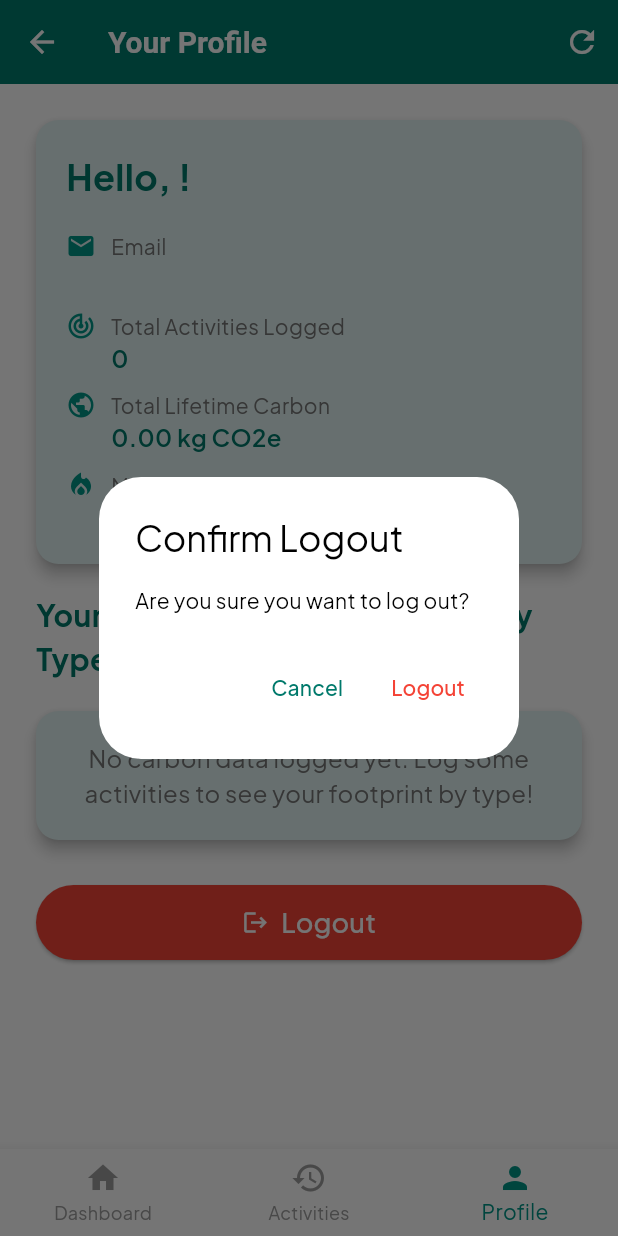
After one commit to Dayana-K-H/EcoTrack-App, a Flutter app: the HomeDashboard screen opened by its route, item 3 of the bottom bar chosen, after a tap on "Logout", on a phone screen of 412 x 824 dp. The commit adds this screen. Run offline on Flutter 3.47's test engine with Material 3 defaults, Android fonts, the phone set to English and light mode, and no system bars; our stand-ins replace firebase_auth, firebase_core, flutter_dotenv, font_awesome_flutter, google_sign_in, supabase_flutter; missing offline and left inert: flutter_secure_dotenv; accounts and stored records are empty; statements that could not run were skipped.

Commit message:
feat: Implement comprehensive User Profile View

```diff
--- a/lib/models/carbon_activity.dart
+++ b/lib/models/carbon_activity.dart
@@ -24,7 +24,7 @@ class CarbonActivity {
   });
 
   double calculateCarbonFootprint() {
-    return CarbonCalculator.calculateTotalFootprint(this);
+    return CarbonCalculator.calculateTotalCarbonForActivity(this);
   }
 
   Map<String, dynamic> toJson() {
--- a/lib/utils/carbon_calculator.dart
+++ b/lib/utils/carbon_calculator.dart
@@ -1,62 +1,54 @@
 import '../models/carbon_activity.dart';
 
 class CarbonCalculator {
-  static const Map<String, double> _transportEmissionFactors = {
-    'Car': 0.18,
-    'Motorcycle': 0.1,
-    'Public Transport': 0.05,
-  };
-  static const double _electricityEmissionFactor = 0.23;
-  static const double _wasteEmissionFactor = 0.5;
+  static const double _carEmissionFactor = 0.18;
+  static const double _motorcycleEmissionFactor = 0.08;
+  static const double _publicTransportEmissionFactor = 0.05;
+  static const double _gridElectricityEmissionFactor = 0.5;
+  static const double _wasteEmissionFactor = 0.2;
 
-  static const double _kgCo2ePerTreePerYear = 21.0;
-  static const double _kgCo2eToKgArcticIceMelted = 3.0;
-  static const double _kgCo2ePerKgCoalBurned = 2.42;
-
-  static double calculateTotalFootprint(CarbonActivity activity) {
-    double totalCarbon = 0.0;
-
-    if (activity.transportMode != 'N/A' && activity.transportDistance > 0) {
-      final transportFactor = _transportEmissionFactors[activity.transportMode] ?? 0.0;
-      totalCarbon += activity.transportDistance * transportFactor;
+  static double calculateTransportCarbon(String mode, double distance) {
+    switch (mode) {
+      case 'Car':
+        return distance * _carEmissionFactor;
+      case 'Motorcycle':
+        return distance * _motorcycleEmissionFactor;
+      case 'Public Transport':
+        return distance * _publicTransportEmissionFactor;
+      default:
+        return 0.0;
     }
-
-    if (activity.electricityUsage > 0) {
-      totalCarbon += activity.electricityUsage * _electricityEmissionFactor;
-    }
-
-    if (activity.wasteWeight > 0) {
-      totalCarbon += activity.wasteWeight * _wasteEmissionFactor;
-    }
-
-    return totalCarbon;
   }
 
-  static double calculateTransportFootprint(String mode, double distance) {
-    final factor = _transportEmissionFactors[mode] ?? 0.0;
-    return distance * factor;
+  static double calculateElectricityCarbon(double usageKWh) {
+    return usageKWh * _gridElectricityEmissionFactor;
   }
 
-  static double calculateElectricityFootprint(double usageKWh) {
-    return usageKWh * _electricityEmissionFactor;
+  static double calculateWasteCarbon(double wasteKg) {
+    return wasteKg * _wasteEmissionFactor;
   }
 
-  static double calculateWasteFootprint(double weightKg) {
-    return weightKg * _wasteEmissionFactor;
+  static double calculateTotalCarbonForActivity(CarbonActivity activity) {
+    double total = 0.0;
+    if (activity.type == CarbonActivityType.transport) {
+      total += calculateTransportCarbon(activity.transportMode, activity.transportDistance);
+    } else if (activity.type == CarbonActivityType.electricity) {
+      total += calculateElectricityCarbon(activity.electricityUsage);
+    } else if (activity.type == CarbonActivityType.waste) {
+      total += calculateWasteCarbon(activity.wasteWeight);
+    }
+    return total;
   }
 
-  static double toTreesNeeded(double totalKgCo2e) {
-    if (totalKgCo2e <= 0) return 0.0;
-    return totalKgCo2e / _kgCo2ePerTreePerYear;
+  static double toTreesNeeded(double carbonKg) {
+    return carbonKg / 22.0;
   }
 
-  static double toKgArcticIceMelted(double totalKgCo2e) {
-    if (totalKgCo2e <= 0) return 0.0;
-    return totalKgCo2e * _kgCo2eToKgArcticIceMelted;
+  static double toKgArcticIceMelted(double carbonKg) {
+    return carbonKg * 3.0;
   }
 
-  static double toKgCoalBurned(double totalKgCo2e) {
-    if (totalKgCo2e <= 0 || _kgCo2ePerKgCoalBurned == 0) return 0.0;
-    return totalKgCo2e / _kgCo2ePerKgCoalBurned;
+  static double toKgCoalBurned(double carbonKg) {
+    return carbonKg / 2.5;
   }
 }
--- a/lib/views/home_dashboard_view.dart
+++ b/lib/views/home_dashboard_view.dart
@@ -3,9 +3,9 @@ import 'package:provider/provider.dart';
 import '../view_models/auth_view_model.dart';
 import '../view_models/carbon_log_view_model.dart';
 import '../utils/carbon_calculator.dart';
-import 'auth_view.dart';
 import 'carbon_log_view.dart';
 import 'recent_activities_view.dart';
+import 'profile_view.dart';
 
 class HomeDashboard extends StatefulWidget {
   const HomeDashboard({super.key});
@@ -17,14 +17,16 @@ class HomeDashboard extends StatefulWidget {
 class _HomeDashboardState extends State<HomeDashboard> {
   int _selectedIndex = 0;
 
-  static const List<Widget> _widgetOptions = <Widget>[
-    _DashboardSummaryPage(),
-    RecentActivitiesView(),
-  ];
+  late final List<Widget> _widgetOptions;
 
   @override
   void initState() {
     super.initState();
+    _widgetOptions = <Widget>[
+      const _DashboardSummaryPage(),
+      const RecentActivitiesView(),
+      const ProfileView(),
+    ];
     WidgetsBinding.instance.addPostFrameCallback((_) {
       Provider.of<CarbonLogViewModel>(context, listen: false).fetchActivities();
     });
@@ -42,6 +44,8 @@ class _HomeDashboardState extends State<HomeDashboard> {
         return 'EcoTrack Dashboard';
       case 1:
         return 'Recent Activities';
+      case 2:
+        return 'Your Profile';
       default:
         return 'EcoTrack';
     }
@@ -49,7 +53,6 @@ class _HomeDashboardState extends State<HomeDashboard> {
 
   @override
   Widget build(BuildContext context) {
-    final authViewModel = Provider.of<AuthViewModel>(context);
     final theme = Theme.of(context);
 
     return Scaffold(
@@ -61,24 +64,12 @@ class _HomeDashboardState extends State<HomeDashboard> {
           IconButton(
             icon: const Icon(Icons.refresh),
             onPressed: () {
-              if (_selectedIndex == 1) {
+              if (_selectedIndex == 1 || _selectedIndex == 0) {
                 Provider.of<CarbonLogViewModel>(context, listen: false).fetchActivities();
-              } else {
                 ScaffoldMessenger.of(context).showSnackBar(
                   const SnackBar(content: Text('Data refreshed.')),
                 );
               }
-            },
-          ),
-          IconButton(
-            icon: const Icon(Icons.logout),
-            onPressed: () async {
-              await authViewModel.signOutUser();
-              Provider.of<CarbonLogViewModel>(context, listen: false).clearActivities();
-              if (!mounted) return;
-              Navigator.of(context).pushReplacement(
-                MaterialPageRoute(builder: (context) => const AuthView()),
-              );
             },
           ),
         ],
@@ -93,6 +84,10 @@ class _HomeDashboardState extends State<HomeDashboard> {
           BottomNavigationBarItem(
             icon: Icon(Icons.history),
             label: 'Activities',
+          ),
+          BottomNavigationBarItem(
+            icon: Icon(Icons.person),
+            label: 'Profile',
           ),
         ],
         currentIndex: _selectedIndex,
@@ -166,9 +161,11 @@ class _DashboardSummaryPage extends StatelessWidget {
 
                 if (result == true) {
                   carbonLogViewModel.fetchActivities();
-                  ScaffoldMessenger.of(context).showSnackBar(
-                    const SnackBar(content: Text('Activity logged successfully!')),
-                  );
+                  if (context.mounted) {
+                      ScaffoldMessenger.of(context).showSnackBar(
+                        const SnackBar(content: Text('Activity logged successfully!')),
+                      );
+                  }
                 }
               },
             ),
--- /dev/null
+++ b/lib/views/profile_view.dart
@@ -0,0 +1,326 @@
+import 'package:flutter/material.dart';
+import 'package:provider/provider.dart';
+
+import '../view_models/auth_view_model.dart';
+import '../view_models/carbon_log_view_model.dart';
+import '../utils/carbon_calculator.dart';
+import '../models/carbon_activity.dart';
+import 'auth_view.dart';
+
+class ProfileView extends StatefulWidget {
+  const ProfileView({super.key});
+
+  @override
+  State<ProfileView> createState() => _ProfileViewState();
+}
+
+class _ProfileViewState extends State<ProfileView> {
+  Map<CarbonActivityType, double> _carbonByType = {};
+  double _totalLifetimeCarbon = 0.0;
+  int _totalActivitiesLogged = 0;
+  String _mostCarbonIntensiveActivity = 'N/A';
+
+  @override
+  void initState() {
+    super.initState();
+    _loadChartDataAndProfileStats();
+  }
+
+  void _loadChartDataAndProfileStats() {
+    final carbonLogViewModel = Provider.of<CarbonLogViewModel>(context, listen: false);
+    final List<CarbonActivity> activities = carbonLogViewModel.activities;
+
+    Map<CarbonActivityType, double> tempCarbonByType = {
+      CarbonActivityType.transport: 0.0,
+      CarbonActivityType.electricity: 0.0,
+      CarbonActivityType.waste: 0.0,
+    };
+
+    double currentTotalLifetimeCarbon = 0.0;
+    int currentTotalActivitiesLogged = 0;
+
+    for (var activity in activities) {
+      double activityCarbon = CarbonCalculator.calculateTotalCarbonForActivity(activity);
+      tempCarbonByType[activity.type] = (tempCarbonByType[activity.type] ?? 0.0) + activityCarbon;
+      currentTotalLifetimeCarbon += activityCarbon;
+      currentTotalActivitiesLogged++;
+    }
+
+    String mostIntensive = 'N/A';
+    CarbonActivityType? maxType;
+    double maxCarbonValue = -1.0;
+
+    if (tempCarbonByType.values.any((value) => value > 0)) {
+      tempCarbonByType.forEach((type, value) {
+        if (value > maxCarbonValue) {
+          maxCarbonValue = value;
+          maxType = type;
+        }
+      });
+
+      if (maxType != null) {
+        switch (maxType!) {
+          case CarbonActivityType.transport:
+            mostIntensive = 'Transportation';
+            break;
+          case CarbonActivityType.electricity:
+            mostIntensive = 'Electricity Usage';
+            break;
+          case CarbonActivityType.waste:
+            mostIntensive = 'Waste Generation';
+            break;
+        }
+      }
+    }
+
+    setState(() {
+      _carbonByType = tempCarbonByType;
+      _totalLifetimeCarbon = currentTotalLifetimeCarbon;
+      _totalActivitiesLogged = currentTotalActivitiesLogged;
+      _mostCarbonIntensiveActivity = mostIntensive;
+    });
+  }
+
+  Future<void> _confirmLogout() async {
+    final authViewModel = Provider.of<AuthViewModel>(context, listen: false);
+    final carbonLogViewModel = Provider.of<CarbonLogViewModel>(context, listen: false);
+
+    return showDialog<void>(
+      context: context,
+      barrierDismissible: false,
+      builder: (BuildContext dialogContext) {
+        return AlertDialog(
+          title: const Text('Confirm Logout'),
+          content: const Text('Are you sure you want to log out?'),
+          actions: <Widget>[
+            TextButton(
+              child: const Text('Cancel'),
+              onPressed: () {
+                Navigator.of(dialogContext).pop();
+              },
+            ),
+            TextButton(
+              child: const Text('Logout', style: TextStyle(color: Colors.red)),
+              onPressed: () async {
+                Navigator.of(dialogContext).pop();
+                await authViewModel.signOutUser();
+                carbonLogViewModel.clearActivities();
+                if (!mounted) return;
+                Navigator.of(context).pushAndRemoveUntil(
+                  MaterialPageRoute(builder: (context) => const AuthView()),
+                  (Route<dynamic> route) => false,
+                );
+              },
+            ),
+          ],
+        );
+      },
+    );
+  }
+
+  @override
+  Widget build(BuildContext context) {
+    final authViewModel = Provider.of<AuthViewModel>(context);
+    Provider.of<CarbonLogViewModel>(context);
+    final theme = Theme.of(context);
+
+    final String displayName = authViewModel.currentUser?.displayName ??
+                               (authViewModel.currentUser?.email?.split('@')[0]) ??
+                               'User';
+    final String email = authViewModel.currentUser?.email ?? 'N/A';
+
+    double maxCarbon = _carbonByType.values.isNotEmpty
+                       ? _carbonByType.values.reduce(
+                           (value, element) => value > element ? value : element)
+                       : 1.0;
+
+    if (maxCarbon == 0.0) maxCarbon = 1.0;
+
+    return Scaffold(
+      body: SingleChildScrollView(
+        padding: const EdgeInsets.all(24.0),
+        child: Column(
+          crossAxisAlignment: CrossAxisAlignment.start,
+          children: [
+            Card(
+              margin: const EdgeInsets.only(bottom: 20.0),
+              elevation: 4,
+              shape: RoundedRectangleBorder(borderRadius: BorderRadius.circular(15)),
+              color: Colors.teal.shade50,
+              child: Padding(
+                padding: const EdgeInsets.all(20.0),
+                child: Column(
+                  crossAxisAlignment: CrossAxisAlignment.start,
+                  mainAxisSize: MainAxisSize.min,
+                  children: [
+                    Text(
+                      'Hello, $displayName!',
+                      style: TextStyle(
+                        fontSize: 24,
+                        fontWeight: FontWeight.bold,
+                        color: theme.primaryColorDark,
+                      ),
+                    ),
+                    const SizedBox(height: 20),
+                    _buildProfileInfoRow(
+                      icon: Icons.email,
+                      label: 'Email',
+                      value: email,
+                      theme: theme,
+                    ),
+                    const SizedBox(height: 10),
+                    _buildProfileInfoRow(
+                      icon: Icons.track_changes,
+                      label: 'Total Activities Logged',
+                      value: _totalActivitiesLogged.toString(),
+                      theme: theme,
+                    ),
+                    const SizedBox(height: 10),
+                    _buildProfileInfoRow(
+                      icon: Icons.public,
+                      label: 'Total Lifetime Carbon',
+                      value: '${_totalLifetimeCarbon.toStringAsFixed(2)} kg CO2e',
+                      theme: theme,
+                    ),
+                    const SizedBox(height: 10),
+                    _buildProfileInfoRow(
+                      icon: Icons.local_fire_department,
+                      label: 'Most Carbon-Intensive Activity',
+                      value: _mostCarbonIntensiveActivity,
+                      theme: theme,
+                    ),
+                  ],
+                ),
+              ),
+            ),
+
+            Text(
+              'Your Carbon Footprint by Activity Type',
+              style: TextStyle(fontSize: 20, fontWeight: FontWeight.bold, color: theme.primaryColorDark),
+            ),
+            const SizedBox(height: 20),
+
+            Card(
+              margin: const EdgeInsets.only(bottom: 30.0),
+              elevation: 4,
+              shape: RoundedRectangleBorder(borderRadius: BorderRadius.circular(15)),
+              child: Padding(
+                padding: const EdgeInsets.all(20.0),
+                child: _carbonByType.values.every((element) => element == 0.0)
+                    ? Center(
+                        child: Text(
+                          'No carbon data logged yet. Log some activities to see your footprint by type!',
+                          style: TextStyle(fontSize: 16, color: Colors.grey.shade600),
+                          textAlign: TextAlign.center,
+                        ),
+                      )
+                    : Column(
+                        children: [
+                          Row(
+                            mainAxisAlignment: MainAxisAlignment.spaceAround,
+                            crossAxisAlignment: CrossAxisAlignment.end,
+                            children: _carbonByType.entries.map((entry) {
+                              final type = entry.key;
+                              final carbonValue = entry.value;
+                              final barHeight = (carbonValue / maxCarbon) * 150.0;
+
+                              String label;
+                              switch (type) {
+                                case CarbonActivityType.transport:
+                                  label = 'Transport';
+                                  break;
+                                case CarbonActivityType.electricity:
+                                  label = 'Electricity';
+                                  break;
+                                case CarbonActivityType.waste:
+                                  label = 'Waste';
+                                  break;
+                              }
+
+                              return Expanded(
+                                child: Column(
+                                  mainAxisSize: MainAxisSize.min,
+                                  children: [
+                                    Text(
+                                      '${carbonValue.toStringAsFixed(1)}kg',
+                                      style: TextStyle(fontSize: 12, color: Colors.grey.shade700),
+                                    ),
+                                    const SizedBox(height: 4),
+                                    Container(
+                                      height: barHeight > 5 ? barHeight : 5,
+                                      width: 40,
+                                      color: Colors.teal,
+                                    ),
+                                    const SizedBox(height: 4),
+                                    Text(
+                                      label,
+                                      style: TextStyle(fontSize: 14, fontWeight: FontWeight.bold, color: theme.primaryColorDark),
+                                    ),
+                                  ],
+                                ),
+                              );
+                            }).toList(),
+                          ),
+                          const SizedBox(height: 10),
+                          Text(
+                            'Carbon Footprint by Type (kg CO2e)',
+                            style: TextStyle(fontSize: 14, fontStyle: FontStyle.italic, color: Colors.grey.shade700),
+                          ),
+                        ],
+                      ),
+              ),
+            ),
+            SizedBox(
+              width: double.infinity,
+              child: ElevatedButton.icon(
+                icon: const Icon(Icons.logout, color: Colors.white),
+                label: const Text(
+                  'Logout',
+                  style: TextStyle(fontSize: 18, color: Colors.white),
+                ),
+                style: ElevatedButton.styleFrom(
+                  backgroundColor: Colors.red,
+                  shape: RoundedRectangleBorder(borderRadius: BorderRadius.circular(30)),
+                  padding: const EdgeInsets.symmetric(vertical: 12),
+                  minimumSize: Size(double.infinity, 50),
+                ),
+                onPressed: _confirmLogout,
+              ),
+            ),
+            const SizedBox(height: 20),
+          ],
+        ),
+      ),
+    );
+  }
+
+  Widget _buildProfileInfoRow({
+    required IconData icon,
+    required String label,
+    required String value,
+    required ThemeData theme,
+  }) {
+    return Row(
+      crossAxisAlignment: CrossAxisAlignment.start,
+      children: [
+        Icon(icon, size: 20, color: theme.primaryColor),
+        const SizedBox(width: 10),
+        Expanded(
+          child: Column(
+            crossAxisAlignment: CrossAxisAlignment.start,
+            children: [
+              Text(
+                label,
+                style: TextStyle(fontSize: 14, color: Colors.grey.shade600),
+              ),
+              Text(
+                value,
+                style: TextStyle(fontSize: 16, fontWeight: FontWeight.w600, color: theme.primaryColorDark),
+              ),
+            ],
+          ),
+        ),
+      ],
+    );
+  }
+}
```
Also changed, not shown: lib/views/log_transport_activity_view.dart (line endings or trailing spaces), lib/views/log_waste_activity_view.dart (line endings or trailing spaces), 4 other files.
